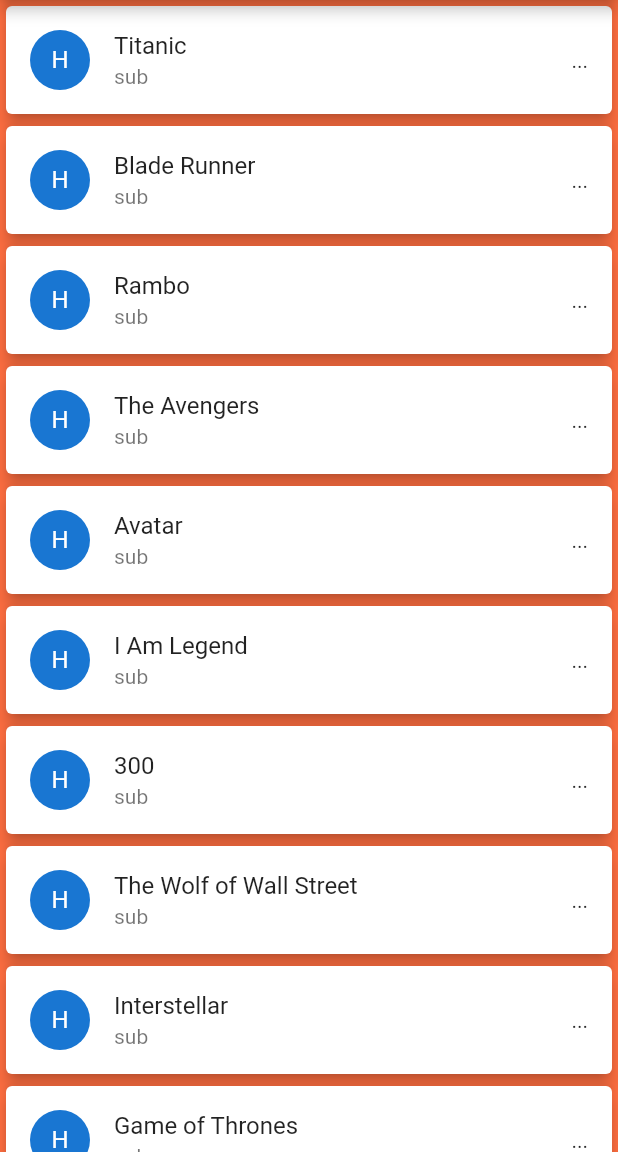
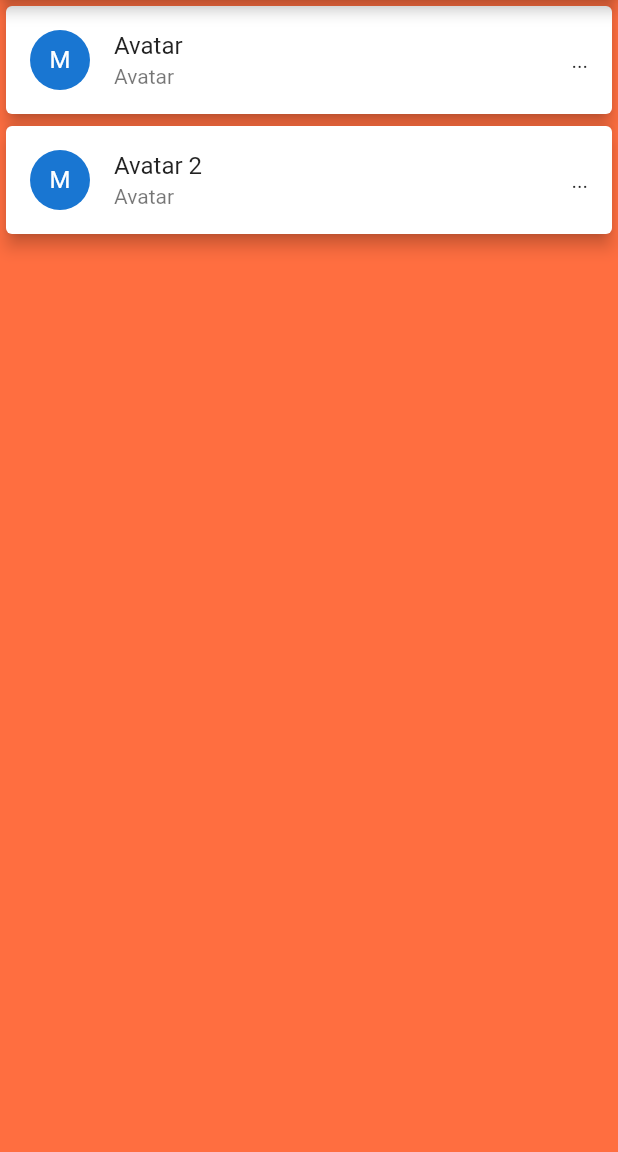
Before and after one commit to codr-mayank/movie_app-android, a Flutter app: the screen it shows after launch, on a phone screen of 412 x 824 dp, the part 84-1236 px from its top. Run offline on Flutter 3.47's test engine with Material 2 defaults, Android fonts, the phone set to English and light mode, and no system bars.

Commit message:
create model movie class and show movies

```diff
--- a/lib/ui/home.dart
+++ b/lib/ui/home.dart
@@ -1,6 +1,10 @@
 import 'package:flutter/material.dart';
 
+import 'model/movie.dart';
+
 class MovieListView extends StatelessWidget {
+  final List<Movie> movieList = Movie.getMovies();
+
   final List movies = [
     'Titanic',
     'Blade Runner',
@@ -24,7 +28,7 @@ class MovieListView extends StatelessWidget {
       ),
       backgroundColor: Colors.deepOrangeAccent.shade200,
       body: ListView.builder(
-          itemCount: movies.length,
+          itemCount: movieList.length,
           itemBuilder: (BuildContext context, int index) {
             return Card(
               elevation: 4.5,
@@ -35,12 +39,12 @@ class MovieListView extends StatelessWidget {
                     decoration: BoxDecoration(
                         // color: Colors.blue,
                         borderRadius: BorderRadius.circular(13.9)),
-                    child: Text('H'),
+                    child: Text('M'),
                   ),
                 ),
                 trailing: Text('...'),
-                title: Text(movies[index]),
-                subtitle: Text('sub'),
+                title: Text(movieList[index].title),
+                subtitle: Text('${movieList[0].title}'),
                 // onTap: () =>
                 //     debugPrint('Movie name: ${movies.elementAt(index)}'),
                 onTap: () {
@@ -48,7 +52,7 @@ class MovieListView extends StatelessWidget {
                       context,
                       MaterialPageRoute(
                           builder: (context) => MovieListViewDetails(
-                                movieName: movies.elementAt(index),
+                                movieName: movieList.elementAt(index).title,
                               )));
                 },
               ),
--- /dev/null
+++ b/lib/ui/model/movie.dart
@@ -0,0 +1,97 @@
+class Movie {
+  static List<Movie> getMovies() => [
+        Movie(
+            'Avatar',
+            '2009',
+            'PG-13',
+            '18 Dec 2009',
+            '162 min',
+            'Action, Adventure, Fantasy',
+            'James Cameron',
+            'James Cameron',
+            'Sam Worthington, Zoe Saldana, Sigourney Weaver',
+            'A paraplegic marine dispatched to the moon Pandora on a unique mission becomes torn',
+            'English, Spanish',
+            'USA, UK',
+            'Won 3 Oscars',
+            'https://xdesktopwallpapers.com/wp-content/uploads/2011/04/Avatar-Movie-Poster.jpg',
+            '83',
+            '7.9',
+            '890,617',
+            'tt0499549',
+            'movie',
+            'True', [
+          'https://images-na.ssl-images-amazon.com/images/S/sgp-catalog-images/region_US/20th_century_fox-030776-Full-Image_GalleryBackground-en-US-1484000109520._SX1080_.jpg',
+          'https://cdn.onebauer.media/one/empire-tmdb/films/19995/images/5XPPB44RQGfkBrbJxmtdndKz05n.jpg?quality=50&width=1800&ratio=16-9&resizeStyle=aspectfill&format=jpg'
+        ]),
+        Movie(
+            'Avatar 2',
+            '2009',
+            'PG-13',
+            '18 Dec 2009',
+            '162 min',
+            'Action, Adventure, Fantasy',
+            'James Cameron',
+            'James Cameron',
+            'Sam Worthington, Zoe Saldana, Sigourney Weaver',
+            'A paraplegic marine dispatched to the moon Pandora on a unique mission becomes torn',
+            'English, Spanish',
+            'USA, UK',
+            'Won 3 Oscars',
+            'https://xdesktopwallpapers.com/wp-content/uploads/2011/04/Avatar-Movie-Poster.jpg',
+            '83',
+            '7.9',
+            '890,617',
+            'tt0499549',
+            'movie',
+            'True', [
+          'https://images-na.ssl-images-amazon.com/images/S/sgp-catalog-images/region_US/20th_century_fox-030776-Full-Image_GalleryBackground-en-US-1484000109520._SX1080_.jpg',
+          'https://cdn.onebauer.media/one/empire-tmdb/films/19995/images/5XPPB44RQGfkBrbJxmtdndKz05n.jpg?quality=50&width=1800&ratio=16-9&resizeStyle=aspectfill&format=jpg'
+        ])
+      ];
+
+  String title;
+  String year;
+  String rated;
+  String released;
+  String runtime;
+  String genre;
+  String director;
+  String writer;
+  String actors;
+  String plot;
+  String language;
+  String country;
+  String awards;
+  String poster;
+  String metascore;
+  String imdbRating;
+  String imdbVotes;
+  String imdbID;
+  String type;
+  String response;
+  List<String> images;
+
+  Movie(
+      this.title,
+      this.year,
+      this.rated,
+      this.released,
+      this.runtime,
+      this.genre,
+      this.director,
+      this.writer,
+      this.actors,
+      this.plot,
+      this.language,
+      this.country,
+      this.awards,
+      this.poster,
+      this.metascore,
+      this.imdbRating,
+      this.imdbVotes,
+      this.imdbID,
+      this.type,
+      this.response,
+      this.images);
+}
```
